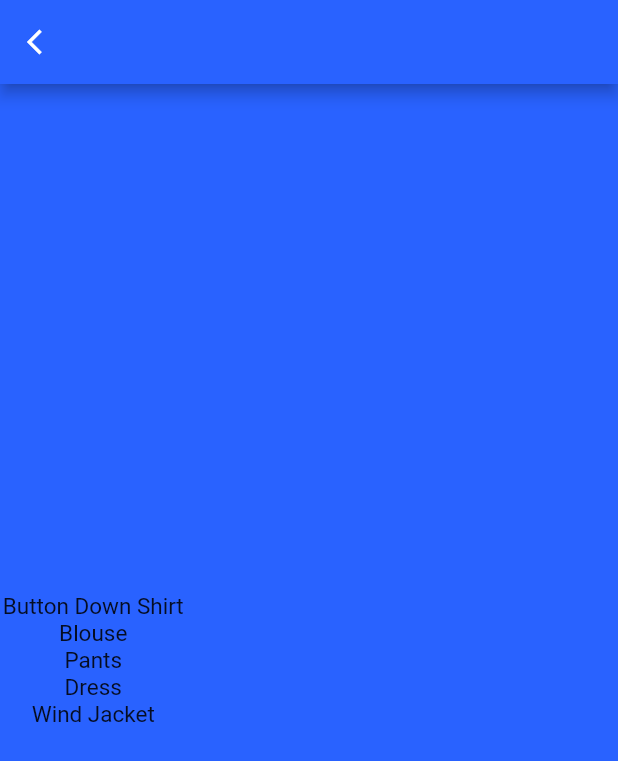
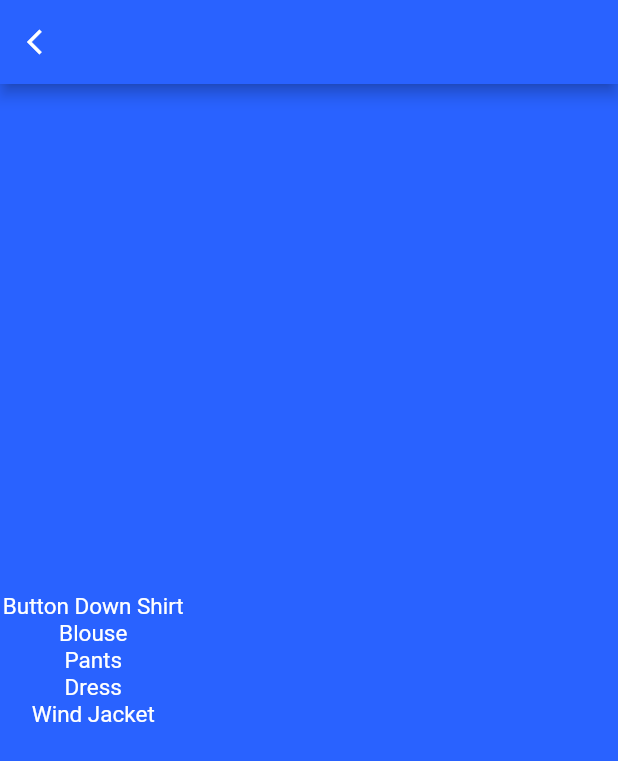
Before and after one commit to fauzipradipta/ProfessionalLaundry, a Flutter app: the HistoryPage screen opened directly with empty values, on a phone screen of 412 x 824 dp. Shown: the top 761 px of the screen. Run offline on Flutter 3.47's test engine with Material 2 defaults, Android fonts, the phone set to English and light mode, and no system bars; our stand-ins replace firebase_auth, firebase_core; accounts and stored records are empty.

Commit message:
History Page update

```diff
--- a/lib/Screens/History.dart
+++ b/lib/Screens/History.dart
@@ -40,36 +40,36 @@ import 'package:pl/Screens/Setting.dart';
         children: <Widget>[
           Container(child:
             Text('Button Down Shirt ' + buttonDownShirtHolder,
-            style: TextStyle(fontSize: 15),
+            style: TextStyle(fontSize: 15, color:Colors.white),
             textAlign: TextAlign.center,)
           ),
 
           Container(child:
             Text('Blouse ' + blouseHolder,
-            style: TextStyle(fontSize: 15),
-            textAlign: TextAlign.center,)
+            style: TextStyle(fontSize: 15, color:Colors.white),
+            textAlign: TextAlign.center,
+            )
           ),
 
           Container(child:
             Text('Pants ' + pantsHolder,
-            style: TextStyle(fontSize: 15),
+            style: TextStyle(fontSize: 15, color:Colors.white),
             textAlign: TextAlign.center,)
           ),
 
           Container(child:
             Text('Dress ' + dressHolder,
-            style: TextStyle(fontSize: 15),
+            style:TextStyle(fontSize: 15, color:Colors.white),
             textAlign: TextAlign.center,)
           ),
 
           Container(child:
             Text('Wind Jacket ' + windJacketHolder,
-            style: TextStyle(fontSize: 15),
+            style: TextStyle(fontSize: 15, color:Colors.white),
             textAlign: TextAlign.center,)
           ),
         ]
       )
-
     );
   }
 }
--- a/lib/Screens/Setting.dart
+++ b/lib/Screens/Setting.dart
@@ -19,8 +19,6 @@ class _SettingPage extends State<SettingPage>{
     return  Scaffold(
       resizeToAvoidBottomInset: false,
       backgroundColor:Colors.blueAccent[700],
-
-
         //My Profile Button
         body: Container(
           width:double.infinity,
```
